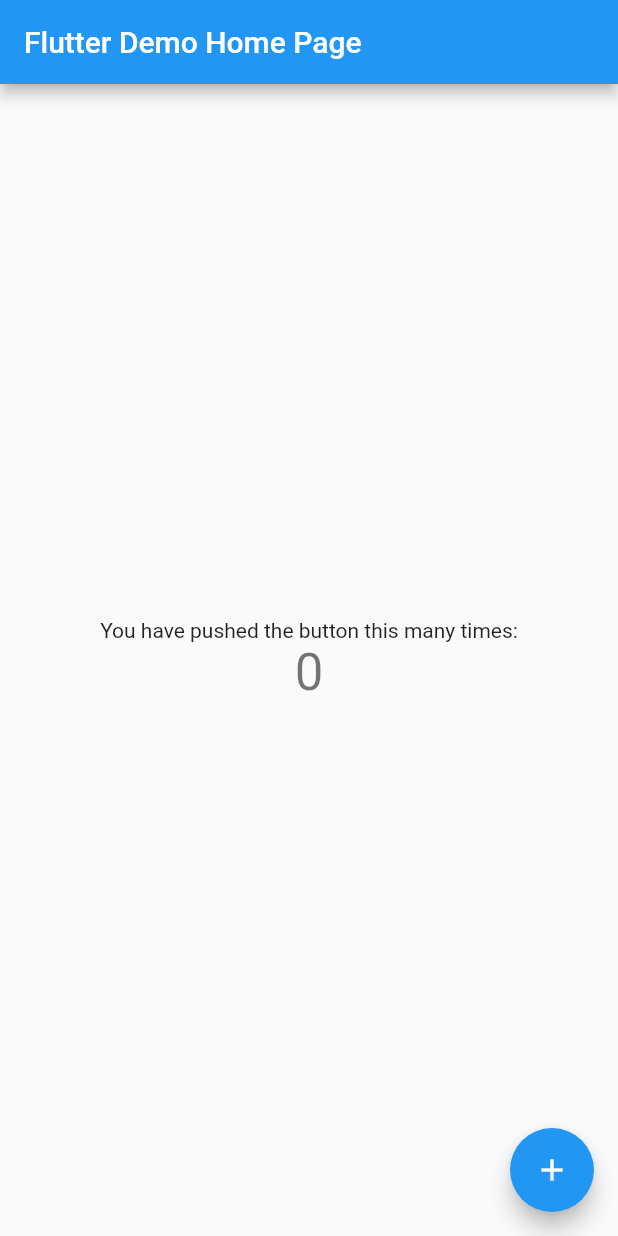
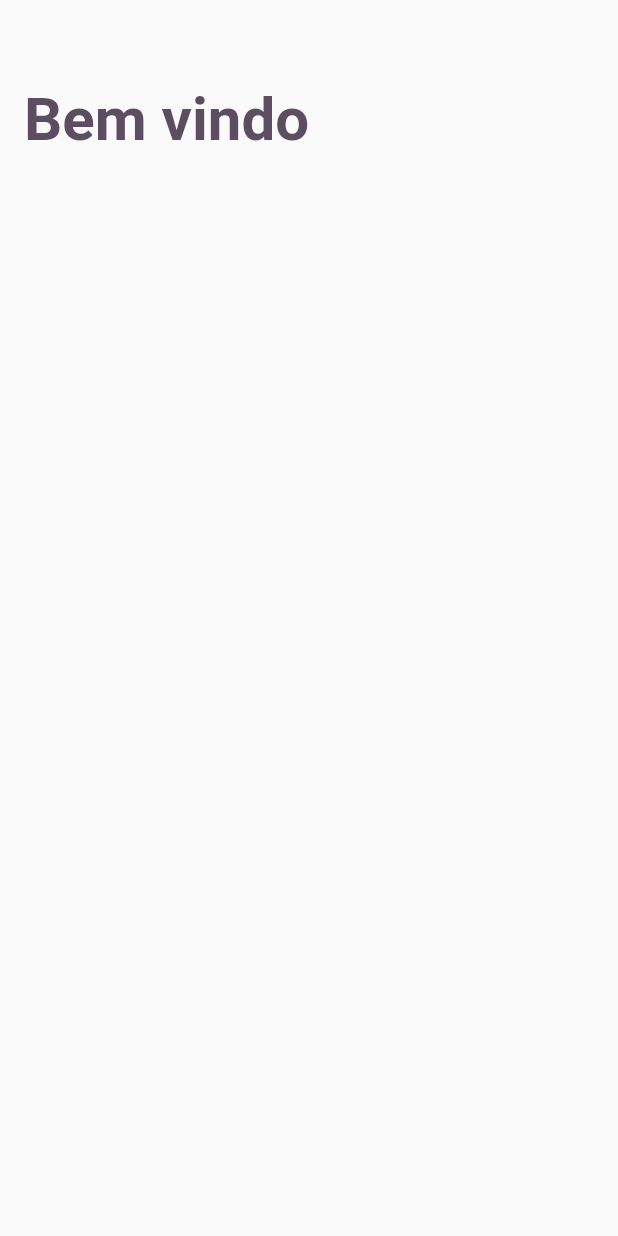
Before and after one commit to VictorioDev/CasherApp, a Flutter app: the screen it shows after launch, on a phone screen of 412 x 824 dp. Run offline on Flutter 3.47's test engine with Material 2 defaults, Android fonts, the phone set to English and light mode, and no system bars.

```diff
--- /dev/null
+++ b/cash/lib/Screens/LoginPage.dart
@@ -0,0 +1,28 @@
+import 'package:flutter/material.dart';
+import 'package:cash/Utils/MyColors.dart';
+
+class LoginPage extends StatefulWidget {
+  LoginPage({Key key}) : super(key: key);
+
+  _LoginPageState createState() => _LoginPageState();
+}
+
+class _LoginPageState extends State<LoginPage> {
+  @override
+  Widget build(BuildContext context) {
+    return Scaffold(
+      body: Container(
+        padding: EdgeInsets.all(16),
+        margin: EdgeInsets.only(top: 40),
+        child: Text(
+          "Bem vindo",
+          style: TextStyle(
+            color: MyColors.black,
+            fontSize: 40,
+            fontWeight: FontWeight.bold,
+          ),
+        ),
+      ),
+    );
+  }
+}
--- /dev/null
+++ b/cash/lib/Utils/MyColors.dart
@@ -0,0 +1,9 @@
+import 'dart:ui';
+
+class MyColors {
+  static Color white = new Color(0xFFFCFBFC);
+  static Color red = new Color(0xFFF4325C);
+  static Color orange = new Color(0xFFFB8C66);
+  static Color gray = new Color(0xFFC5A9B4);
+  static Color black = new Color(0xFF5C4E60);
+}
--- a/cash/lib/main.dart
+++ b/cash/lib/main.dart
@@ -1,4 +1,6 @@
 import 'package:flutter/material.dart';
+
+import 'Screens/LoginPage.dart';
 
 void main() => runApp(MyApp());
 
@@ -7,105 +9,9 @@ class MyApp extends StatelessWidget {
   @override
   Widget build(BuildContext context) {
     return MaterialApp(
-      title: 'Flutter Demo',
-      theme: ThemeData(
-        // This is the theme of your application.
-        //
-        // Try running your application with "flutter run". You'll see the
-        // application has a blue toolbar. Then, without quitting the app, try
-        // changing the primarySwatch below to Colors.green and then invoke
-        // "hot reload" (press "r" in the console where you ran "flutter run",
-        // or simply save your changes to "hot reload" in a Flutter IDE).
-        // Notice that the counter didn't reset back to zero; the application
-        // is not restarted.
-        primarySwatch: Colors.blue,
-      ),
-      home: MyHomePage(title: 'Flutter Demo Home Page'),
+      debugShowCheckedModeBanner: false,
+      title: 'Casher',
+      home: LoginPage(),
     );
   }
 }
-
-class MyHomePage extends StatefulWidget {
-  MyHomePage({Key key, this.title}) : super(key: key);
-
-  // This widget is the home page of your application. It is stateful, meaning
-  // that it has a State object (defined below) that contains fields that affect
-  // how it looks.
-
-  // This class is the configuration for the state. It holds the values (in this
-  // case the title) provided by the parent (in this case the App widget) and
-  // used by the build method of the State. Fields in a Widget subclass are
-  // always marked "final".
-
-  final String title;
-
-  @override
-  _MyHomePageState createState() => _MyHomePageState();
-}
-
-class _MyHomePageState extends State<MyHomePage> {
-  int _counter = 0;
-
-  void _incrementCounter() {
-    setState(() {
-      // This call to setState tells the Flutter framework that something has
-      // changed in this State, which causes it to rerun the build method below
-      // so that the display can reflect the updated values. If we changed
-      // _counter without calling setState(), then the build method would not be
-      // called again, and so nothing would appear to happen.
-      _counter++;
-    });
-  }
-
-  @override
-  Widget build(BuildContext context) {
-    // This method is rerun every time setState is called, for instance as done
-    // by the _incrementCounter method above.
-    //
-    // The Flutter framework has been optimized to make rerunning build methods
-    // fast, so that you can just rebuild anything that needs updating rather
-    // than having to individually change instances of widgets.
-    return Scaffold(
-      appBar: AppBar(
-        // Here we take the value from the MyHomePage object that was created by
-        // the App.build method, and use it to set our appbar title.
-        title: Text(widget.title),
-      ),
-      body: Center(
-        // Center is a layout widget. It takes a single child and positions it
-        // in the middle of the parent.
-        child: Column(
-          // Column is also layout widget. It takes a list of children and
-          // arranges them vertically. By default, it sizes itself to fit its
-          // children horizontally, and tries to be as tall as its parent.
-          //
-          // Invoke "debug painting" (press "p" in the console, choose the
-          // "Toggle Debug Paint" action from the Flutter Inspector in Android
-          // Studio, or the "Toggle Debug Paint" command in Visual Studio Code)
-          // to see the wireframe for each widget.
-          //
-          // Column has various properties to control how it sizes itself and
-          // how it positions its children. Here we use mainAxisAlignment to
-          // center the children vertically; the main axis here is the vertical
-          // axis because Columns are vertical (the cross axis would be
-          // horizontal).
-          mainAxisAlignment: MainAxisAlignment.center,
-          children: <Widget>[
-            Text(
-              'You have pushed the button this many times:',
-            ),
-            Text(
-              '$_counter',
-              style: Theme.of(context).textTheme.display1,
-            ),
-          ],
-        ),
-      ),
-      floatingActionButton: FloatingActionButton(
-        onPressed: _incrementCounter,
-        tooltip: 'Increment',
-        child: Icon(Icons.add),
-      ), // This trailing comma makes auto-formatting nicer for build methods.
-    );
-  }
-}
```
Also changed, not shown: cash/lib/Models/Categorie.dart (added, +23 -0 lines), cash/lib/Models/Movimentation.dart (added, +63 -0 lines), cash/lib/Models/Tag.dart (added, +34 -0 lines), cash/lib/Models/User.dart (added, +33 -0 lines), 1 other file.
